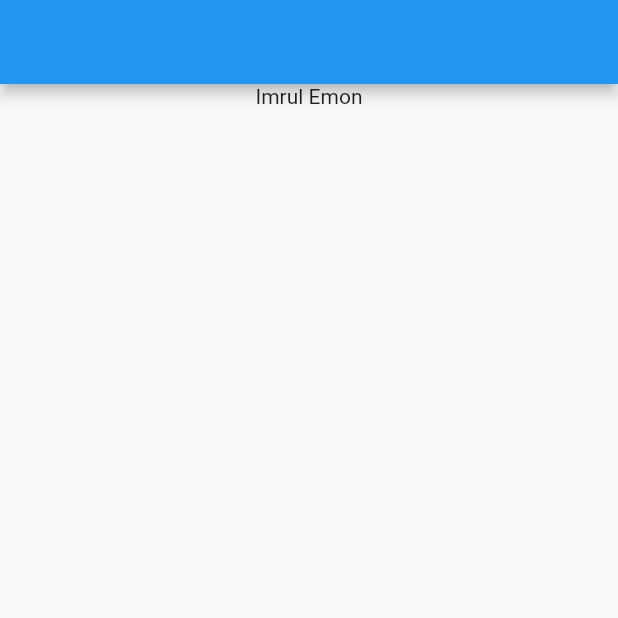
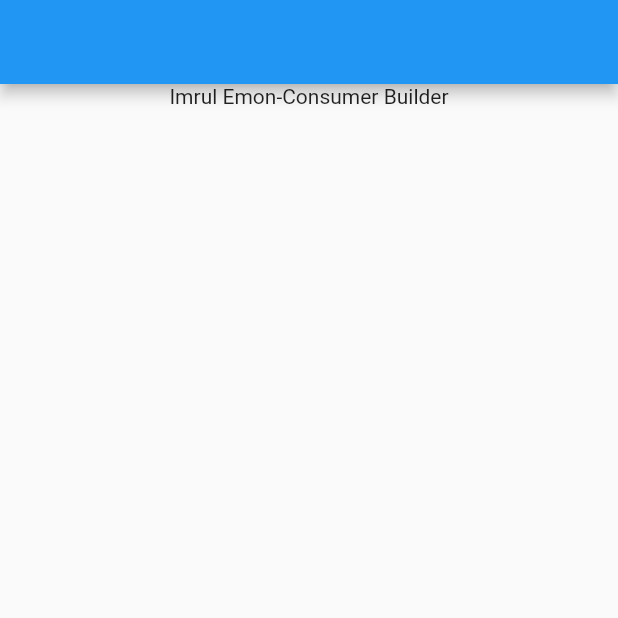
Before and after one commit to ImrulEmon/Riverpod_Begin, a Flutter app: the screen it shows after launch, on a phone screen of 412 x 824 dp, the top half of it. Run offline on Flutter 3.47's test engine with Material 2 defaults, Android fonts, the phone set to English and light mode, and no system bars; our stand-ins replace flutter_riverpod.

Commit message:
Consumer Builder

```diff
--- a/lib/home_screen.dart
+++ b/lib/home_screen.dart
@@ -2,21 +2,23 @@ import 'package:flutter/material.dart';
 import 'package:flutter_riverpod/flutter_riverpod.dart';
 import 'package:riverpod_begin/main.dart';
 
-class HomePage extends ConsumerWidget {
+class HomePage extends StatelessWidget {
   const HomePage({super.key});
 
   @override
-  Widget build(BuildContext context, WidgetRef ref) {
-    final name = ref.watch(nameProvider);
+  Widget build(BuildContext context) {
     return Scaffold(
       appBar: AppBar(),
-      body: Column(
-        children: [
-          Center(
-            child: Text(name),
-          )
-        ],
-      ),
+      body: Consumer(builder: (context, ref, child) {
+        final name = ref.watch(nameProvider);
+        return Column(
+          children: [
+            Center(
+              child: Text(name),
+            )
+          ],
+        );
+      }),
     );
   }
 }
--- a/lib/main.dart
+++ b/lib/main.dart
@@ -6,7 +6,7 @@ import 'package:riverpod_begin/home_screen.dart';
 // Provider
 
 final nameProvider = Provider<String>((ref) {
-  return 'Imrul Emon';
+  return 'Imrul Emon-Consumer Builder';
 });
 
 void main() {
```
